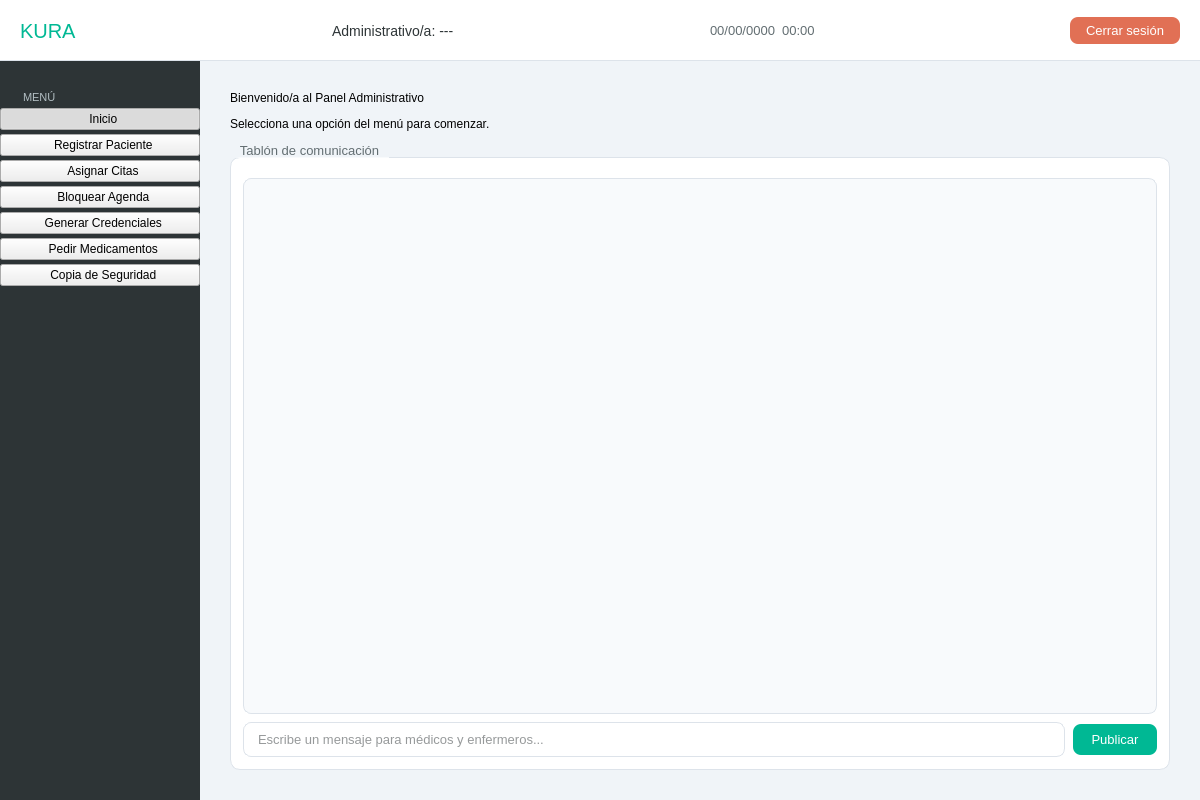
The window that src/vista/Ui/VistaAdministrativo.ui (hgarcg04/software-engineering) describes before a commit, drawn with Qt 5.
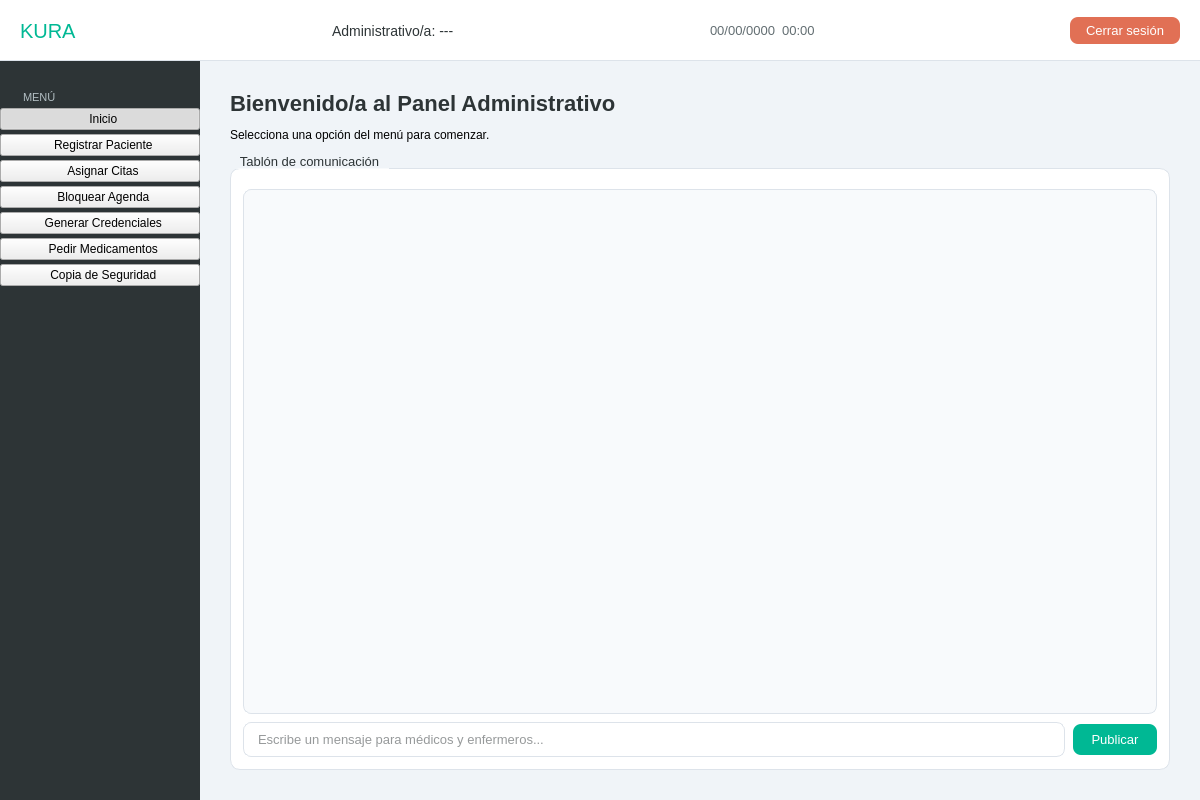
The same window after the commit.

The edit to the form file:
```diff
--- a/src/vista/Ui/VistaAdministrativo.ui
+++ b/src/vista/Ui/VistaAdministrativo.ui
@@ -211,11 +211,17 @@
         background-color: #ffffff;
         border: 1px solid #dde3ea;
         border-radius: 10px;
-        font-family: 'Segoe UI Semibold';
-        font-size: 13px;
-        color: #2d3436;
         padding-top: 8px;
     }
+    #groupBox_tablon::title {
+        font-family: 'Segoe UI Black';
+        font-size: 22px;
+        font-weight: bold;
+        color: #2d3436;
+        subcontrol-origin: margin;
+        subcontrol-position: top left;
+        padding: 0 8px;
+    }
     #list_tablon {
         background-color: #f8fafc;
         border: 1px solid #dde3ea;
@@ -599,13 +605,13 @@
           <property name="bottomMargin"><number>30</number></property>
           <property name="spacing"><number>12</number></property>
           <item>
-           <widget class="QLabel" name="lbl_section_title">
-            <property name="class" stdset="0"><string>sectionTitle</string></property>
+           <widget class="QLabel" name="lbl_bienvenida_titulo">
             <property name="text"><string>Bienvenido/a al Panel Administrativo</string></property>
+            <property name="styleSheet"><string>font-family: 'Segoe UI Black'; font-size: 22px; font-weight: bold; color: #2d3436;</string></property>
            </widget>
           </item>
           <item>
-           <widget class="QLabel" name="lbl_section_sub">
+           <widget class="QLabel" name="lbl_bienvenida_sub">
             <property name="class" stdset="0"><string>sectionSub</string></property>
             <property name="text"><string>Selecciona una opción del menú para comenzar.</string></property>
            </widget>
```
